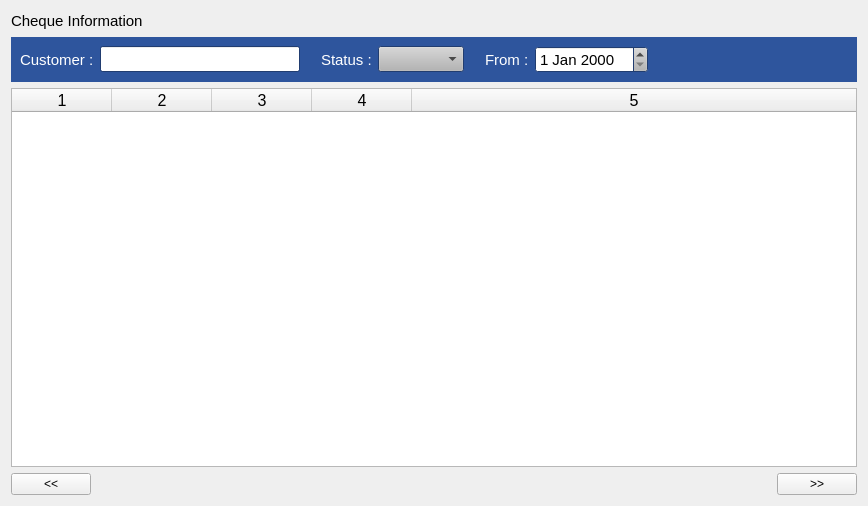
Qt form estorecpp/chequeinformation.ui (Watti/estorecpp) before a commit.
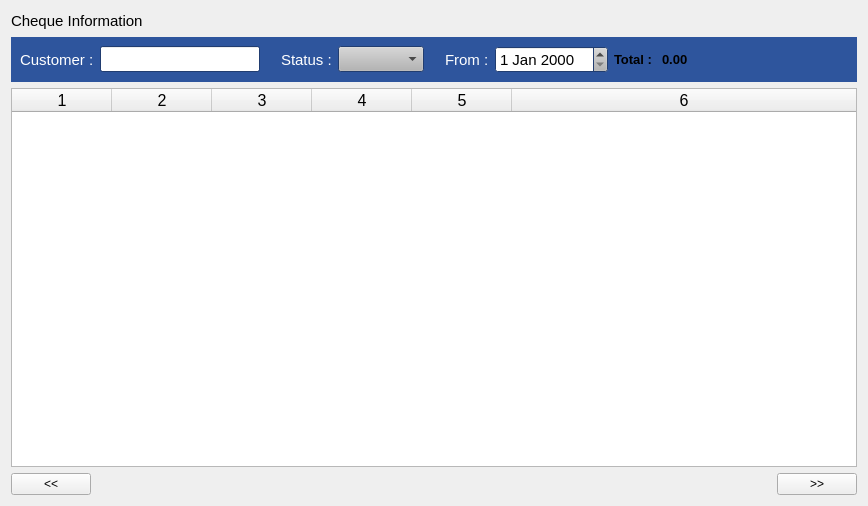
The same form after that commit.

Commit message: amount added to cheque information

What changed in the file:
```diff
--- a/estorecpp/chequeinformation.ui
+++ b/estorecpp/chequeinformation.ui
@@ -756,6 +756,32 @@
         </property>
        </widget>
       </item>
+      <item>
+       <widget class="QLabel" name="label_5">
+        <property name="font">
+         <font>
+          <weight>75</weight>
+          <bold>true</bold>
+         </font>
+        </property>
+        <property name="text">
+         <string>Total : </string>
+        </property>
+       </widget>
+      </item>
+      <item>
+       <widget class="QLabel" name="totalLbl">
+        <property name="font">
+         <font>
+          <weight>75</weight>
+          <bold>true</bold>
+         </font>
+        </property>
+        <property name="text">
+         <string>0.00</string>
+        </property>
+       </widget>
+      </item>
       <item>
        <spacer name="horizontalSpacer_3">
         <property name="orientation">
@@ -783,7 +809,7 @@
       </font>
      </property>
      <property name="columnCount">
-      <number>5</number>
+      <number>6</number>
      </property>
      <attribute name="horizontalHeaderCascadingSectionResizes">
       <bool>true</bool>
@@ -796,6 +822,7 @@
      <column/>
      <column/>
      <column/>
+     <column/>
     </widget>
    </item>
    <item>
```
The commit also changes 1 other file.
